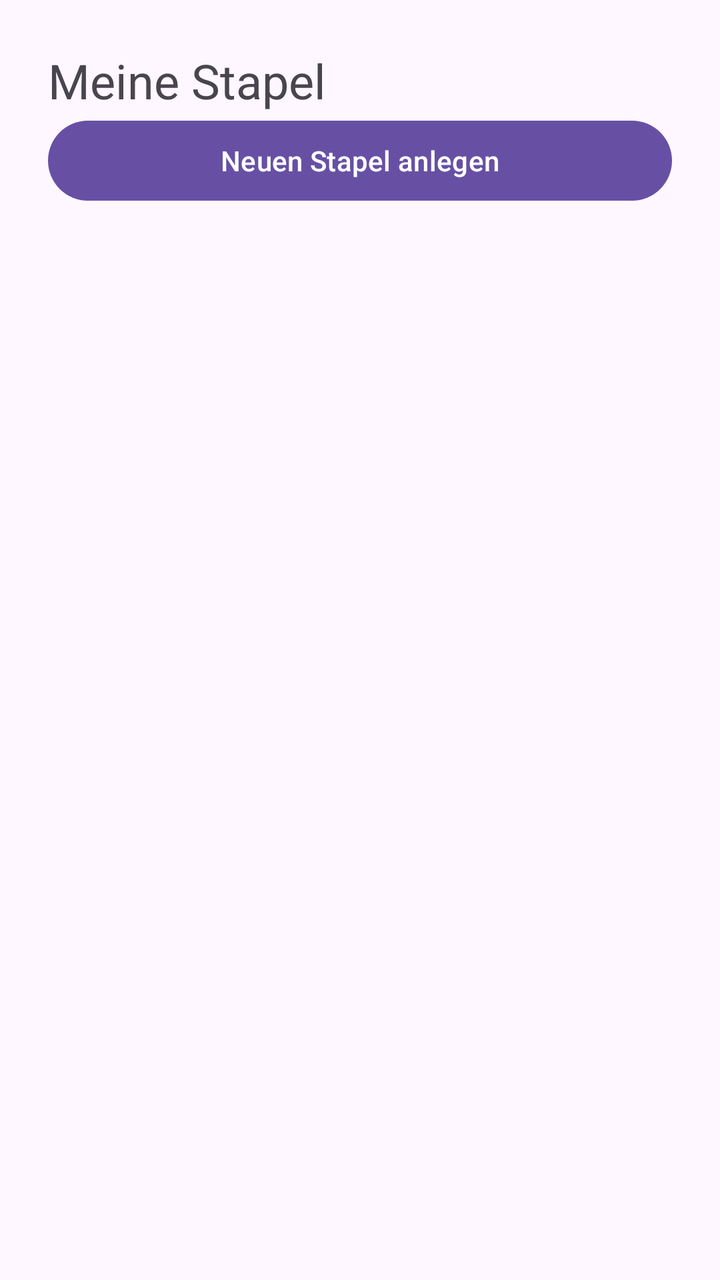
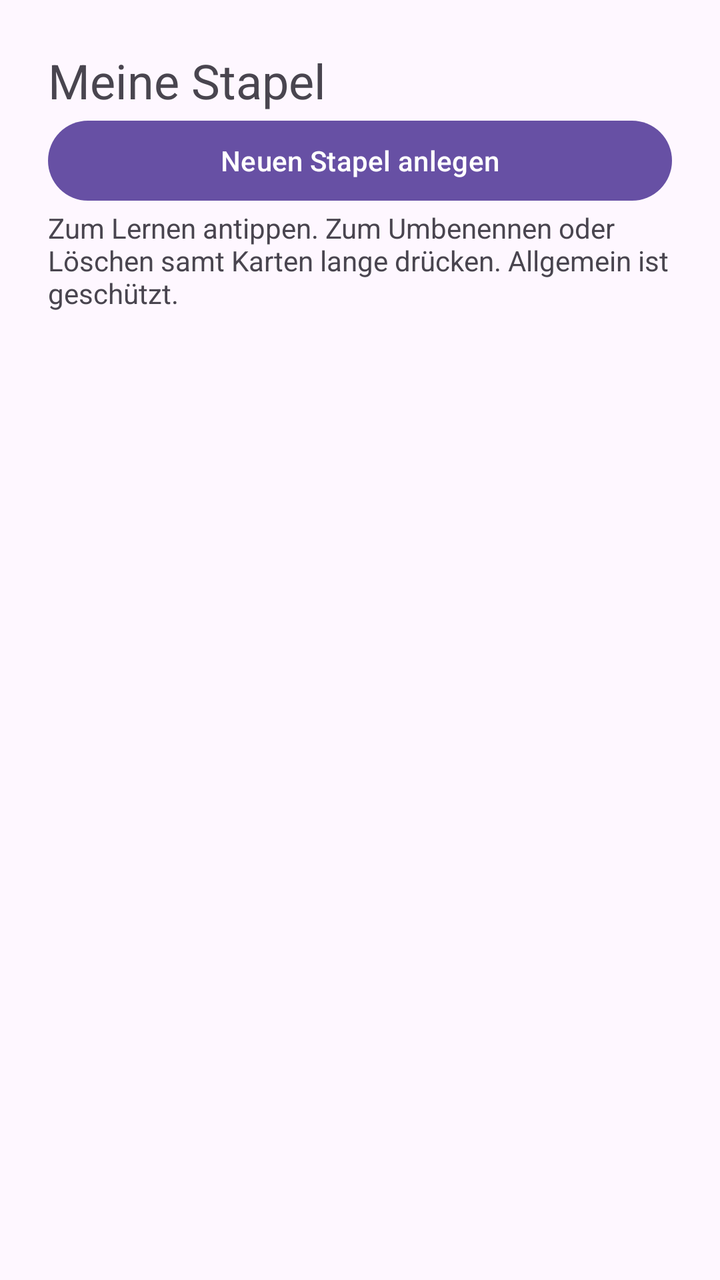

An Android layout rendered at two revisions. The XML below is the earlier revision; the diff shows what the commit changed to produce the second picture.
<!-- AndroidManifest.xml: application theme Theme.KarteiKing -->
<!-- res/layout/activity_stapeluebersicht.xml -->
<?xml version="1.0" encoding="utf-8"?>
<LinearLayout xmlns:android="http://schemas.android.com/apk/res/android"
    android:layout_width="match_parent"
    android:layout_height="match_parent"
    android:orientation="vertical"
    android:padding="24dp">

    <TextView
        android:layout_width="match_parent"
        android:layout_height="wrap_content"
        android:text="Meine Stapel"
        android:textSize="24sp" />

    <Button
        android:id="@+id/buttonNeuerStapel"
        android:layout_width="match_parent"
        android:layout_height="wrap_content"
        android:text="Neuen Stapel anlegen" />

    <ListView
        android:id="@+id/listStapel"
        android:layout_width="match_parent"
        android:layout_height="0dp"
        android:layout_weight="1" />
</LinearLayout>
<!-- resources referenced by this layout -->
<resources>
  <style name="Theme.KarteiKing" parent="Base.Theme.KarteiKing" />
  <style name="Base.Theme.KarteiKing" parent="Theme.Material3.DayNight.NoActionBar">
          
          
      </style>
</resources>

<!-- the commit's change to res/layout/activity_stapeluebersicht.xml (unified diff, before → after) -->
@@ -17,6 +17,12 @@
         android:layout_height="wrap_content"
         android:text="Neuen Stapel anlegen" />
 
+    <TextView
+        android:layout_width="match_parent"
+        android:layout_height="wrap_content"
+        android:paddingBottom="8dp"
+        android:text="Zum Lernen antippen. Zum Umbenennen oder Löschen samt Karten lange drücken. Allgemein ist geschützt." />
+
     <ListView
         android:id="@+id/listStapel"
         android:layout_width="match_parent"
